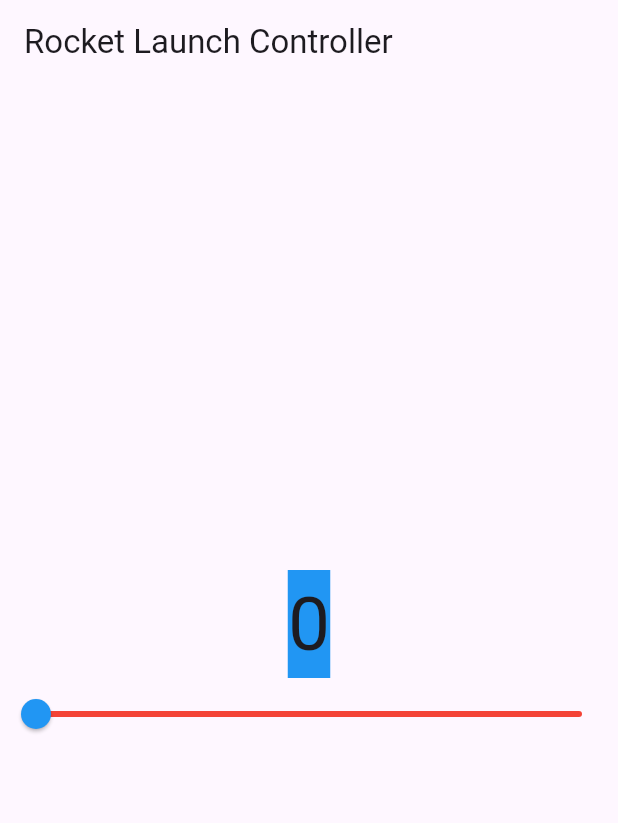
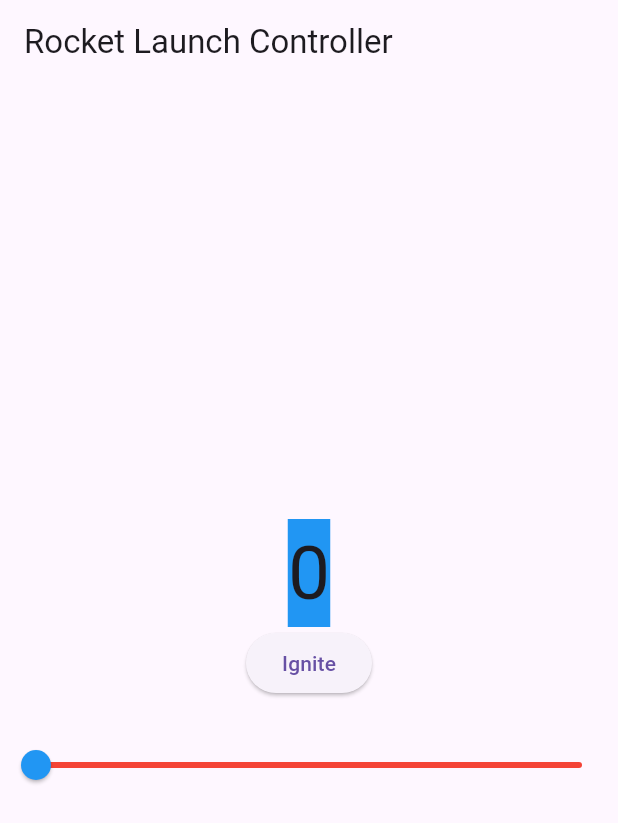
Before and after one commit to samia21-04/Mission_control, a Flutter app: the screen it shows after launch, on a phone screen of 412 x 824 dp. Shown: the top 823 px of the screen. Run offline on Flutter 3.47's test engine with Material 3 defaults, Android fonts, the phone set to English and light mode, and no system bars.

Commit message:
Added visual countdown status using ColorFiltered widget and a function to determine the color based on the counter value. Also added an ElevatedButton to increment the counter.

```diff
--- a/lib/main.dart
+++ b/lib/main.dart
@@ -26,6 +26,22 @@ class _CounterWidgetState extends State<CounterWidget> {
   // set counter value
   int _counter = 0;
 
+  void _incrementCounter() {
+    setState(() {
+      _counter++;
+    });
+  }
+
+  Color _visualCountdownStatus(int counter){
+    if (counter == 0){
+      return Colors.red;
+    } else if (counter > 0 && counter <= 50){
+      return Colors.orange;
+    } else {
+      return Colors.green;
+    }
+  }
+
   @override
   Widget build(BuildContext context) {
     return Scaffold(
@@ -44,6 +60,16 @@ class _CounterWidgetState extends State<CounterWidget> {
               ),
             ),
           ),
+          ElevatedButton(
+            onPressed: _incrementCounter,
+            child: const Text('Ignite'),
+             ), //Elevated Button (Ignite)
+             const SizedBox(height: 20),
+
+            ColorFiltered(
+              colorFilter: ColorFilter.mode(_visualCountdownStatus(_counter),
+              BlendMode.srcIn),
+             ), //ColorFiltered
           Slider(
             min: 0,
             max: 100,
```
